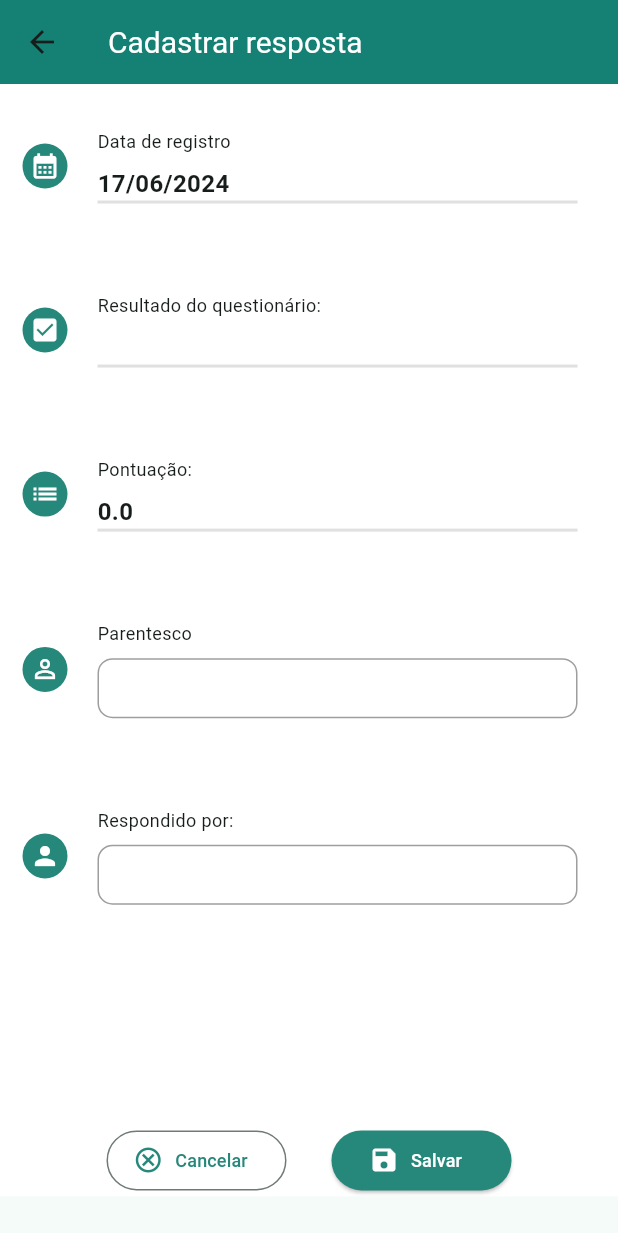
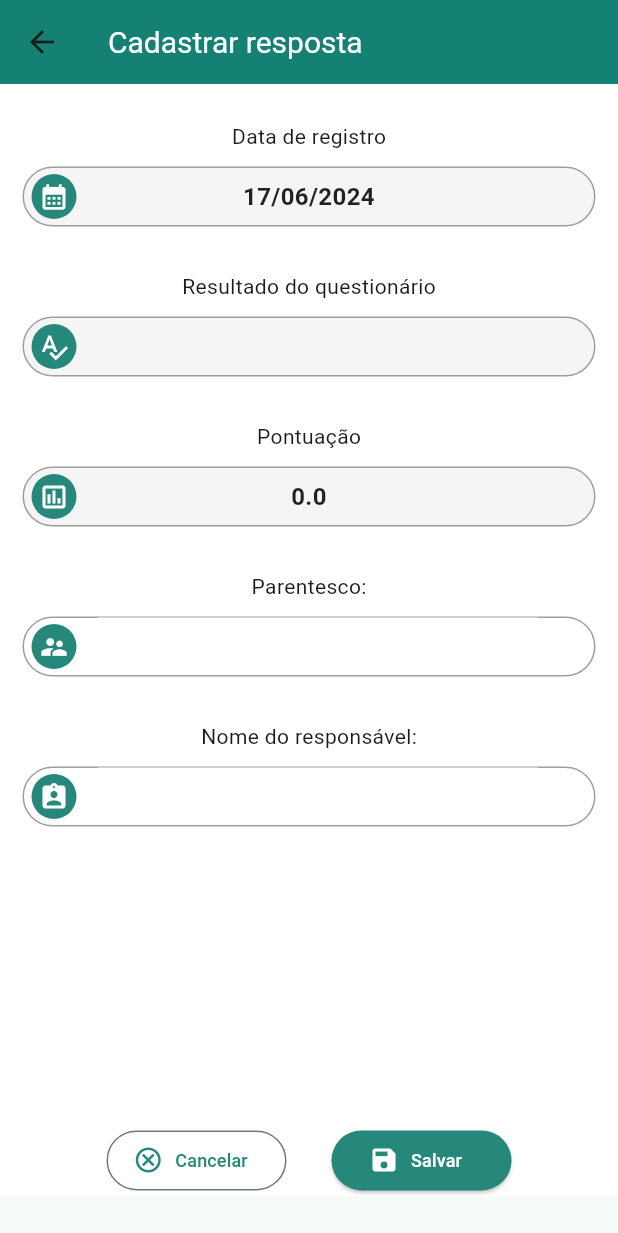
Before and after one commit to cirqueira99/gerenciador-risco-autismo, a Flutter app: the AnswerAdd screen opened directly with empty values, on a phone screen of 412 x 824 dp. Shown: the top 1233 px of the screen. Run offline on Flutter 3.47's test engine with Material 3 defaults, Android fonts, the phone set to English and light mode, and no system bars; our stand-ins replace another_flushbar, hive, qr_flutter; missing offline and left inert: dart:html, flutter_barcode_scanner, flutter_flushbar; accounts and stored records are empty.

Commit message:
Mudança no layout do formulário de cadastrar resposta

```diff
--- a/gerenciador/lib/views/answers/answer_add.dart
+++ b/gerenciador/lib/views/answers/answer_add.dart
@@ -1,3 +1,4 @@
+import 'package:flutter/cupertino.dart';
 import 'package:flutter/material.dart';
 import 'package:gerenciador/services/answer_service.dart';
 import 'package:gerenciador/shared/snackbar_dialog_yes_no.dart';
@@ -107,169 +108,17 @@ class _AnswersAddState extends State<AnswerAdd> {
   }
 
   Widget forms(){
-    return SizedBox(
+    return Container(
+      margin: const EdgeInsets.only(top: 25),
       child: Column(
-        crossAxisAlignment: CrossAxisAlignment.start,
-        mainAxisAlignment: MainAxisAlignment.spaceAround,
+        crossAxisAlignment: CrossAxisAlignment.center,
+        mainAxisAlignment: MainAxisAlignment.start,
         children: [
-          Container(
-            child: Row(
-              crossAxisAlignment: CrossAxisAlignment.center,
-              children: [
-                Container(
-                  height: 30,
-                  width: 30,
-                  margin: const EdgeInsets.only(right: 20),
-                  decoration: BoxDecoration(
-                      color: const Color(0xFF26877B),
-                      borderRadius: BorderRadius.circular(50)
-                  ),
-                  child: const Icon(Icons.calendar_month, size: 20, color: Colors.white),
-                ),
-                Container(
-                    width: 320,
-                    decoration: BoxDecoration(
-                        border: Border(
-                            bottom: BorderSide(
-                                color: Colors.grey.shade300, width: 2.0
-                            )
-                        )
-                    ),
-                    child: Column(
-                      crossAxisAlignment: CrossAxisAlignment.start,
-                      children: [
-                        const Text("Data de registro", style: TextStyle(fontSize: 12)),
-                        Padding(
-                          padding: const EdgeInsets.only(top: 8.0),
-                          child: Text(widget.answerModel.dateregister, style: const TextStyle(fontSize: 16, fontWeight: FontWeight.bold)),
-                        ),
-                      ],
-                    )),
-              ],
-            ),
-          ),
-          Container(
-            child: Row(
-              crossAxisAlignment: CrossAxisAlignment.center,
-              children: [
-                Container(
-                  height: 30,
-                  width: 30,
-                  margin: const EdgeInsets.only(right: 20),
-                  decoration: BoxDecoration(
-                      color: const Color(0xFF26877B),
-                      borderRadius: BorderRadius.circular(50)
-                  ),
-                  child: const Icon(Icons.check_box, size: 20, color: Colors.white),
-                ),
-                Container(
-                    width: 320,
-                    decoration: BoxDecoration(
-                        border: Border(
-                            bottom: BorderSide(
-                                color: Colors.grey.shade300, width: 2.0
-                            )
-                        )
-                    ),
-                    child:  Column(
-                      crossAxisAlignment: CrossAxisAlignment.start,
-                      children: [
-                        const Text("Resultado do questionário:", style: TextStyle(fontSize: 12)),
-                        Padding(
-                          padding: const EdgeInsets.only(top: 8.0),
-                          child: Text(widget.answerModel.risk, style: const TextStyle(fontSize: 16, fontWeight: FontWeight.bold)),
-                        ),
-                      ],
-                    )),
-              ],
-            ),
-          ),
-          Container(
-            child: Row(
-              crossAxisAlignment: CrossAxisAlignment.center,
-              children: [
-                Container(
-                  height: 30,
-                  width: 30,
-                  margin: const EdgeInsets.only(right: 20),
-                  decoration: BoxDecoration(
-                      color: const Color(0xFF26877B),
-                      borderRadius: BorderRadius.circular(50)
-                  ),
-                  child: const Icon(Icons.list, size: 20, color: Colors.white),
-                ),
-                Container(
-                    width: 320,
-                    decoration: BoxDecoration(
-                        border: Border(
-                            bottom: BorderSide(
-                                color: Colors.grey.shade300, width: 2.0
-                            )
-                        )
-                    ),
-                    child: Column(
-                      crossAxisAlignment: CrossAxisAlignment.start,
-                      children: [
-                        const Text("Pontuação:", style: TextStyle(fontSize: 12)),
-                        Padding(
-                          padding: const EdgeInsets.only(top: 8.0),
-                          child: Text(widget.answerModel.punctuation.toString(), style: const TextStyle(fontSize: 16, fontWeight: FontWeight.bold)),
-                        ),
-                      ],
-                    )),
-              ],
-            ),
-          ),
-          Container(
-            child: Row(
-              crossAxisAlignment: CrossAxisAlignment.center,
-              children: [
-                Container(
-                  height: 30,
-                  width: 30,
-                  margin: const EdgeInsets.only(right: 20),
-                  decoration: BoxDecoration(
-                      color: const Color(0xFF26877B),
-                      borderRadius: BorderRadius.circular(50)
-                  ),
-                  child: const Icon(Icons.perm_identity, size: 20, color: Colors.white),
-                ),
-                Container(
-                    child: Column(
-                      crossAxisAlignment: CrossAxisAlignment.start,
-                      children: [
-                        const Text("Parentesco", style: TextStyle(fontSize: 12)),
-                        kinship()
-                      ],
-                    )),
-              ],
-            ),
-          ),
-          Container(
-            child: Row(
-              crossAxisAlignment: CrossAxisAlignment.center,
-              children: [
-                Container(
-                  height: 30,
-                  width: 30,
-                  margin: const EdgeInsets.only(right: 20),
-                  decoration: BoxDecoration(
-                      color: const Color(0xFF26877B),
-                      borderRadius: BorderRadius.circular(50)
-                  ),
-                  child: const Icon(Icons.person, size: 20, color: Colors.white),
-                ),
-                Container(
-                    child: Column(
-                      crossAxisAlignment: CrossAxisAlignment.start,
-                      children: [
-                        const Text("Respondido por:", style: TextStyle(fontSize: 12)),
-                        name()
-                      ],
-                    )),
-              ],
-            ),
-          ),
+          getInputs("Data de registro", const Icon(Icons.calendar_month, size: 20, color: Colors.white), widget.answerModel.dateregister),
+          getInputs("Resultado do questionário", const Icon(Icons.spellcheck, size: 20, color: Colors.white), widget.answerModel.risk),
+          getInputs("Pontuação", const Icon(Icons.assessment_outlined, size: 20, color: Colors.white), widget.answerModel.punctuation.toString()),
+          getInputs("Parentesco:", const Icon(Icons.supervisor_account, size: 20, color: Colors.white), "", name()),
+          getInputs("Nome do responsável:", const Icon(Icons.assignment_ind, size: 20, color: Colors.white), "", kinship()),
         ],
       ),
     );
@@ -279,16 +128,17 @@ class _AnswersAddState extends State<AnswerAdd> {
     return Container(
       height: 40,
       width: 320,
-      margin: const EdgeInsets.only(top: 8),
+      padding: const EdgeInsets.only(right: 8, bottom: 10),
       child: TextFormField(
         initialValue: widget.answerModel.kinship,
         decoration: InputDecoration(
           enabledBorder: OutlineInputBorder(
-              borderSide: const BorderSide(width: 1, color: Colors.grey),
+              borderSide: const BorderSide(width: 0, color: Colors.white),
               borderRadius: BorderRadius.circular(10.0)
           ),
         ),
-        style: const TextStyle(fontSize: 16, fontWeight: FontWeight.bold, color: Colors.black54),
+        style: const TextStyle(fontSize: 16, fontWeight: FontWeight.bold, color: Colors.black),
+        textAlign: TextAlign.center,
         validator: (String? value){
           if(value == null || value.isEmpty){
             return "Preencha o campo parentesco!";
@@ -310,16 +160,17 @@ class _AnswersAddState extends State<AnswerAdd> {
     return Container(
       height: 40,
       width: 320,
-      margin: const EdgeInsets.only(top: 8),
+      padding: const EdgeInsets.only(right: 8, bottom: 10),
       child: TextFormField(
         initialValue: widget.answerModel.name ,
         decoration: InputDecoration(
           enabledBorder: OutlineInputBorder(
-              borderSide: const BorderSide(width: 1, color: Colors.grey),
+              borderSide: const BorderSide(width: 0, color: Colors.white),
               borderRadius: BorderRadius.circular(10.0)
           ),
         ),
-        style: const TextStyle(fontSize: 16, fontWeight: FontWeight.bold, color: Colors.black54),
+        style: const TextStyle(fontSize: 16, fontWeight: FontWeight.bold, color: Colors.black),
+        textAlign: TextAlign.center,
         validator: (String? value){
           if(value == null || value.isEmpty){
             return "Preencha o campo nome!";
@@ -333,6 +184,48 @@ class _AnswersAddState extends State<AnswerAdd> {
             });
           }
         }),
+      ),
+    );
+  }
+
+  Widget getInputs(String title, Icon icon, String text, [Widget? textFormField]){
+
+    return Container(
+      height: 100,
+      child: Column(
+        crossAxisAlignment: CrossAxisAlignment.center,
+        children: [
+          Text(title, style: const TextStyle(fontSize: 14)),
+          Container(
+            height: 40,
+            margin: const EdgeInsets.only(top: 10, bottom: 10),
+            padding: const EdgeInsets.only(left: 5, right: 5),
+            decoration: BoxDecoration(
+              color: textFormField != null? Colors.white: Colors.grey.shade100,
+              border: Border.all(color: Colors.grey.shade500),
+              borderRadius: BorderRadius.circular(20),
+            ),
+            child: Row(
+              children: [
+                Container(
+                  height: 30,
+                  width: 30,
+                  margin: const EdgeInsets.only(right: 5),
+                  decoration: BoxDecoration(
+                      color: const Color(0xFF26877B),
+                      borderRadius: BorderRadius.circular(50)
+                  ),
+                  child: icon,
+                ),
+                textFormField ??
+                Container(
+                  width: 300,
+                  child: Text(text, textAlign: TextAlign.center, style: const TextStyle(fontSize: 16, fontWeight: FontWeight.bold, color: Colors.black87))
+                )
+              ],
+            ),
+          )
+        ],
       ),
     );
   }
```
